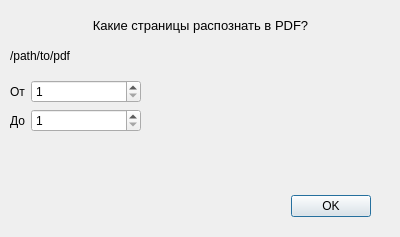
Above: src/godr/frontend/ui/select_pages_pdf.ui from gle8098/diagram-recognition before the change. Below: the same form after it.
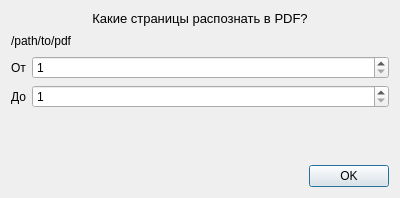
That is the form after the change.

Commit message: GODR-21 Add layout to dialog window

Patch:
```diff
--- a/src/godr/frontend/ui/select_pages_pdf.ui
+++ b/src/godr/frontend/ui/select_pages_pdf.ui
@@ -7,37 +7,39 @@
     <x>0</x>
     <y>0</y>
     <width>400</width>
-    <height>237</height>
+    <height>198</height>
    </rect>
   </property>
   <property name="windowTitle">
    <string>Выбор страниц для pdf</string>
   </property>
-  <widget class="QDialogButtonBox" name="buttonBox">
-   <property name="geometry">
-    <rect>
-     <x>30</x>
-     <y>190</y>
-     <width>341</width>
-     <height>32</height>
-    </rect>
+  <layout class="QVBoxLayout" name="verticalLayout" stretch="0,0,1,0">
+   <property name="spacing">
+    <number>8</number>
    </property>
-   <property name="orientation">
-    <enum>Qt::Horizontal</enum>
-   </property>
-   <property name="standardButtons">
-    <set>QDialogButtonBox::Ok</set>
-   </property>
-  </widget>
-  <widget class="QWidget" name="formLayoutWidget">
-   <property name="geometry">
-    <rect>
-     <x>10</x>
-     <y>80</y>
-     <width>131</width>
-     <height>80</height>
-    </rect>
-   </property>
+   <item>
+    <widget class="QLabel" name="label_3">
+     <property name="font">
+      <font>
+       <pointsize>10</pointsize>
+      </font>
+     </property>
+     <property name="text">
+      <string>Какие страницы распознать в PDF?</string>
+     </property>
+     <property name="alignment">
+      <set>Qt::AlignCenter</set>
+     </property>
+    </widget>
+   </item>
+   <item>
+    <widget class="QLabel" name="path">
+     <property name="text">
+      <string>/path/to/pdf</string>
+     </property>
+    </widget>
+   </item>
+   <item>
    <layout class="QFormLayout" name="formLayout">
     <property name="horizontalSpacing">
      <number>6</number>
@@ -80,41 +82,18 @@
      </widget>
     </item>
    </layout>
-  </widget>
-  <widget class="QLabel" name="label_3">
-   <property name="geometry">
-    <rect>
-     <x>10</x>
-     <y>10</y>
-     <width>381</width>
-     <height>31</height>
-    </rect>
-   </property>
-   <property name="font">
-    <font>
-     <pointsize>10</pointsize>
-    </font>
-   </property>
-   <property name="text">
-    <string>Какие страницы распознать в PDF?</string>
-   </property>
-   <property name="alignment">
-    <set>Qt::AlignCenter</set>
-   </property>
-  </widget>
-  <widget class="QLabel" name="path">
-   <property name="geometry">
-    <rect>
-     <x>10</x>
-     <y>40</y>
-     <width>381</width>
-     <height>31</height>
-    </rect>
-   </property>
-   <property name="text">
-    <string>/path/to/pdf</string>
-   </property>
-  </widget>
+   </item>
+   <item>
+    <widget class="QDialogButtonBox" name="buttonBox">
+     <property name="orientation">
+      <enum>Qt::Horizontal</enum>
+     </property>
+     <property name="standardButtons">
+      <set>QDialogButtonBox::Ok</set>
+     </property>
+    </widget>
+   </item>
+  </layout>
  </widget>
  <resources/>
  <connections>
```
Lines whose indentation alone changed are shown as unchanged.
